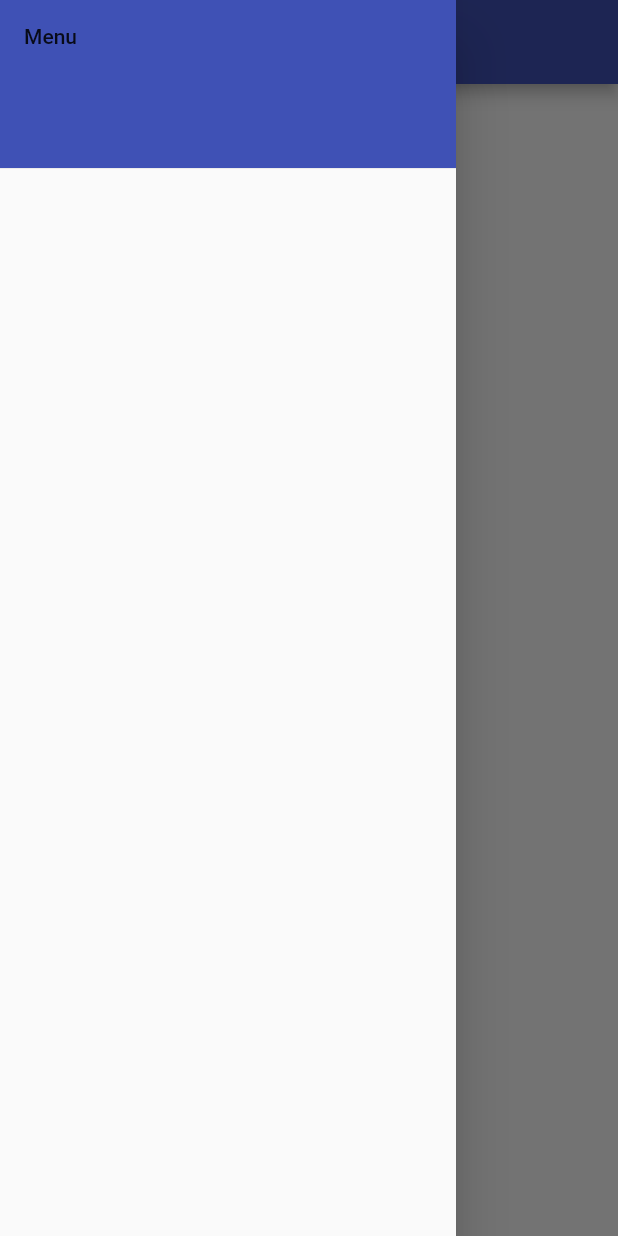
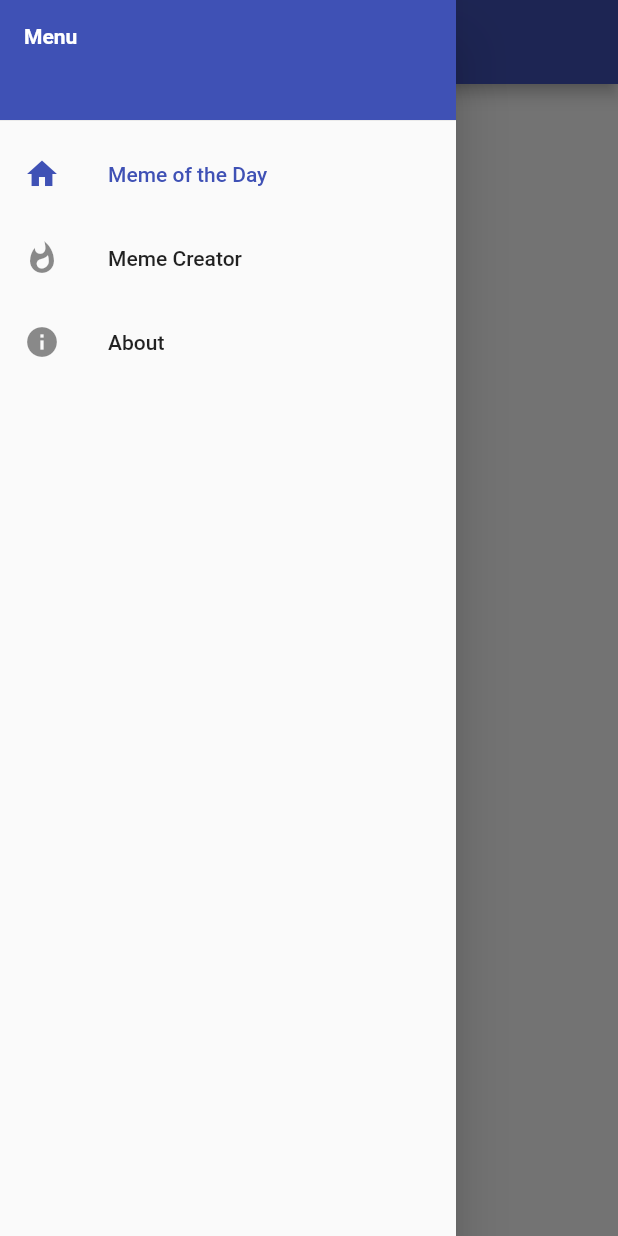
Before and after one commit to robedgar/Flutter, a Flutter app: the screen it shows after launch, with the side drawer open, on a phone screen of 412 x 824 dp. Run offline on Flutter 3.47's test engine with Material 2 defaults, Android fonts, the phone set to English and light mode, and no system bars.

Commit message:
add pages

```diff
--- a/meme_creator/lib/about_page.dart
+++ b/meme_creator/lib/about_page.dart
@@ -1,12 +1,21 @@
 import 'package:flutter/material.dart';
+
+import 'nav_drawer.dart';
 
 class AboutPage extends StatelessWidget {
   const AboutPage({Key? key}) : super(key: key);
 
   @override
   Widget build(BuildContext context) {
-    return const Center(
-      child: Text('About'),
+    return Scaffold(
+      appBar: AppBar(
+        title: const Text('About'),
+        backgroundColor: Colors.indigo,
+      ),
+      drawer: const NavDrawer(
+        selected: DrawerSelection.about,
+      ),
+      body: const Center(child: Text('ABOUT')),
     );
   }
 }
--- a/meme_creator/lib/home_page.dart
+++ b/meme_creator/lib/home_page.dart
@@ -11,7 +11,9 @@ class HomePage extends StatelessWidget {
         title: const Text('Meme of the Day'),
         backgroundColor: Colors.indigo,
       ),
-      drawer: NavDrawer(),
+      drawer: const NavDrawer(
+        selected: DrawerSelection.home,
+      ),
     );
   }
 }
--- a/meme_creator/lib/nav_drawer.dart
+++ b/meme_creator/lib/nav_drawer.dart
@@ -1,7 +1,14 @@
 import 'package:flutter/material.dart';
 
+import 'about_page.dart';
+import 'creator_page.dart';
+import 'home_page.dart';
+
+enum DrawerSelection { home, creator, about }
+
 class NavDrawer extends StatefulWidget {
-  const NavDrawer({Key? key}) : super(key: key);
+  final DrawerSelection selected;
+  const NavDrawer({Key? key, required this.selected});
 
   @override
   _NavDrawerState createState() => _NavDrawerState();
@@ -11,16 +18,46 @@ class _NavDrawerState extends State<NavDrawer> {
   @override
   Widget build(BuildContext context) {
     return Drawer(
-      child: ListView(padding: EdgeInsets.zero, children: const [
-        SizedBox(
-          height: 120,
+      child: ListView(padding: EdgeInsets.zero, children: [
+        const SizedBox(
+          height: 88,
           child: DrawerHeader(
             decoration: BoxDecoration(
               color: Colors.indigo,
             ),
-            child: Text('Menu'),
+            child: Text('Menu',
+                style: TextStyle(
+                    color: Colors.white, fontWeight: FontWeight.bold)),
           ),
         ),
+        ListTile(
+          selected: widget.selected == DrawerSelection.home,
+          selectedColor: Colors.indigo,
+          leading: const Icon(Icons.home),
+          title: const Text('Meme of the Day'),
+          onTap: () {
+            Navigator.pushReplacement(context,
+                MaterialPageRoute(builder: (context) => const HomePage()));
+          },
+        ),
+        ListTile(
+          selected: widget.selected == DrawerSelection.creator,
+          leading: const Icon(Icons.whatshot),
+          title: const Text('Meme Creator'),
+          onTap: () {
+            Navigator.pushReplacement(context,
+                MaterialPageRoute(builder: (context) => const CreatorPage()));
+          },
+        ),
+        ListTile(
+          selected: widget.selected == DrawerSelection.about,
+          leading: const Icon(Icons.info),
+          title: const Text('About'),
+          onTap: () {
+            Navigator.pushReplacement(context,
+                MaterialPageRoute(builder: (context) => const AboutPage()));
+          },
+        )
       ]),
     );
   }
```
Also changed, not shown: meme_creator/lib/creator_page.dart (added, +26 -0 lines).
